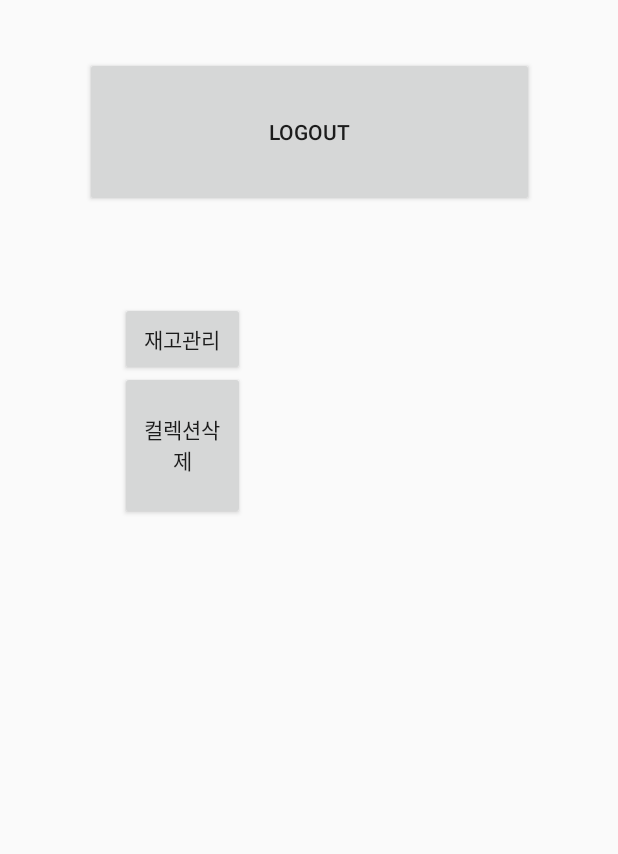
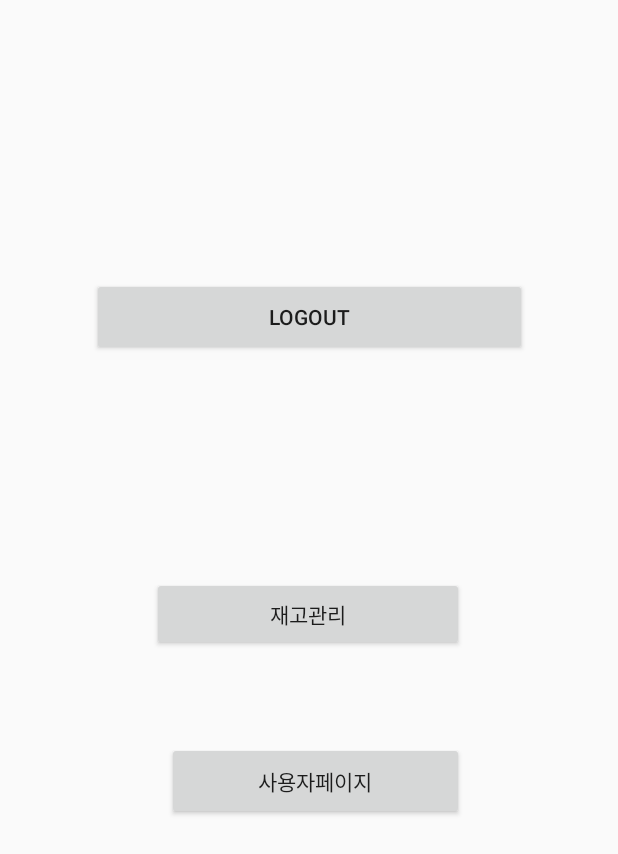
Before and after one commit to 100race/cafeoma, an Android app: the screen it shows after launch once a user with an empty profile is signed in (MainActivity), on a phone screen of 412 x 824 dp. Shown: the top 854 px of the screen. Run offline under Robolectric (Android 15) with nearby library versions, the phone set to English and light mode, and no system bars; our stand-ins replace Firebase (no records; nobody signed in at launch, a user with empty details on screens opened directly); libraries missing offline, so code that uses them is left out: com.facebook; 1 statement that could not run was skipped.

Commit message:
UserPage구현

```diff
--- a/app/src/main/java/com/vespa/baek/cafeoma/main/view/MainActivity.java
+++ b/app/src/main/java/com/vespa/baek/cafeoma/main/view/MainActivity.java
@@ -33,11 +33,7 @@ import com.google.firebase.firestore.DocumentReference;
 import com.google.firebase.firestore.DocumentSnapshot;
 import com.google.firebase.firestore.FieldPath;
 import com.google.firebase.firestore.FirebaseFirestore;
-import com.google.firebase.firestore.Query;
-import com.google.firebase.firestore.QueryDocumentSnapshot;
-import com.google.firebase.firestore.QuerySnapshot;
-import com.google.firebase.firestore.WriteBatch;
-import com.google.firebase.functions.FirebaseFunctions;
+
 import com.vespa.baek.cafeoma.LoginActivity;
 import com.vespa.baek.cafeoma.R;
 import com.vespa.baek.cafeoma.inventory.view.InventoryActivity;
@@ -45,24 +41,23 @@ import com.vespa.baek.cafeoma.main.data.User;
 import com.vespa.baek.cafeoma.main.data.UserModel;
 
 import java.security.MessageDigest;
-import java.util.List;
-import java.util.concurrent.Callable;
-import java.util.concurrent.Executor;
+
 
 public class MainActivity extends AppCompatActivity {
     private static final String TAG = "MainActivity";
 
     private Context mContext;
     private FirebaseAuth mAuth;
-    private Button btn_logout;
-    private Button btn_toInventory;
-    private AlertDialog alert;
-
     private FirebaseFirestore db;
     private UserModel um;
     private String userUid;
     private String userEmail;
 
+    //[View]
+    private Button btn_logout;
+    private Button btn_toInventory;
+    private Button btn_toUserPage;
+    private AlertDialog alert;
 
 
 
@@ -90,6 +85,9 @@ public class MainActivity extends AppCompatActivity {
 
         btn_toInventory = findViewById(R.id.btn_toInventory);
         btn_toInventory.setOnClickListener(view -> onClick(view));
+
+        btn_toUserPage = findViewById(R.id.btn_toUserPage);
+        btn_toUserPage.setOnClickListener(view -> onClick(view));
 
         //[사용자 추가] 기존 사용자인지 확인 필요. 기존사용자면 추가 x)
         FirebaseUser currentUser = mAuth.getCurrentUser();
@@ -180,8 +178,9 @@ public class MainActivity extends AppCompatActivity {
                             }
                         });
                 break;
-            case R.id.btn_delCollection:
-                //삭제구현
+            case R.id.btn_toUserPage:
+                Intent intent = new Intent(getApplicationContext(),UserPageActivity.class);
+                startActivity(intent);
                 break;
 
         }
@@ -249,89 +248,8 @@ public class MainActivity extends AppCompatActivity {
 
     }
 
-    //[START delete_collection]
-    /**
-     * Delete all documents in a collection. Uses an Executor to perform work on a background
-     * thread. This does *not* automatically discover and delete subcollections.
-     */
+    //[유저삭제]
 
-    private Task<Void> deleteCollection(final CollectionReference collection,
-                                        final int batchSize,
-                                        Executor executor) {
 
-        // Perform the delete operation on the provided Executor, which allows us to use
-        // simpler synchronous logic without blocking the main thread.
-        return Tasks.call(executor, new Callable<Void>() {
-            @Override
-            public Void call() throws Exception {
-                // Get the first batch of documents in the collection
-                Query query = collection.orderBy(FieldPath.documentId()).limit(batchSize);
 
-                // Get a list of deleted documents
-                List<DocumentSnapshot> deleted = deleteQueryBatch(query);
-
-                // While the deleted documents in the last batch indicate that there
-                // may still be more documents in the collection, page down to the
-                // next batch and delete again
-                while (deleted.size() >= batchSize) {
-                    // Move the query cursor to start after the last doc in the batch
-                    DocumentSnapshot last = deleted.get(deleted.size() - 1);
-                    query = collection.orderBy(FieldPath.documentId())
-                            .startAfter(last.getId())
-                            .limit(batchSize);
-
-                    deleted = deleteQueryBatch(query);
-                }
-
-                return null;
-            }
-        });
-
-    }
-
-    /**
-     * Delete all results from a query in a single WriteBatch. Must be run on a worker thread
-     * to avoid blocking/crashing the main thread.
-     */
-    @WorkerThread
-    private List<DocumentSnapshot> deleteQueryBatch(final Query query) throws Exception {
-        QuerySnapshot querySnapshot = Tasks.await(query.get());
-
-        WriteBatch batch = query.getFirestore().batch();
-        for (QueryDocumentSnapshot snapshot : querySnapshot) {
-            batch.delete(snapshot.getReference());
-        }
-        Tasks.await(batch.commit());
-
-        return querySnapshot.getDocuments();
-    }
-    // [END delete_collection]
-
-    //트랜잭션실행
-//    public void writeBatch() {
-//        // [START write_batch]
-//        // Get a new write batch
-//        WriteBatch batch = db.batch();
-//
-//        // Set the value of 'NYC'
-//        DocumentReference nycRef = db.collection("cities").document("NYC");
-//        batch.set(nycRef, new City());
-//
-//        // Update the population of 'SF'
-//        DocumentReference sfRef = db.collection("cities").document("SF");
-//        batch.update(sfRef, "population", 1000000L);
-//
-//        // Delete the city 'LA'
-//        DocumentReference laRef = db.collection("cities").document("LA");
-//        batch.delete(laRef);
-//
-//        // Commit the batch
-//        batch.commit().addOnCompleteListener(new OnCompleteListener<Void>() {
-//            @Override
-//            public void onComplete(@NonNull Task<Void> task) {
-//                // ...
-//            }
-//        });
-        // [END write_batch]
-//    }
 }
--- a/app/src/main/res/layout/activity_main.xml
+++ b/app/src/main/res/layout/activity_main.xml
@@ -8,36 +8,38 @@
 
     <Button
         android:id="@+id/btn_logout"
-        android:layout_width="299dp"
-        android:layout_height="0dp"
+        android:layout_width="290dp"
+        android:layout_height="52dp"
         android:layout_marginBottom="109dp"
         android:layout_marginTop="38dp"
         android:text="logout"
-        app:layout_constraintBottom_toTopOf="@+id/btn_delCollection"
+        app:layout_constraintBottom_toTopOf="@+id/btn_toUserPage"
         app:layout_constraintEnd_toEndOf="parent"
         app:layout_constraintStart_toStartOf="parent"
         app:layout_constraintTop_toTopOf="parent" />
 
     <Button
         android:id="@+id/btn_toInventory"
-        android:layout_width="83dp"
+        android:layout_width="208dp"
         android:layout_height="49dp"
-        android:layout_marginBottom="510dp"
+        android:layout_marginBottom="350dp"
         android:text="재고관리"
         app:layout_constraintBottom_toBottomOf="parent"
         app:layout_constraintEnd_toEndOf="parent"
-        app:layout_constraintHorizontal_bias="0.243"
+        app:layout_constraintHorizontal_bias="0.497"
         app:layout_constraintStart_toStartOf="parent"
-        app:layout_constraintTop_toBottomOf="@+id/btn_logout" />
+        app:layout_constraintTop_toBottomOf="@+id/btn_logout"
+        app:layout_constraintVertical_bias="0.787" />
 
     <Button
-        android:id="@+id/btn_delCollection"
-        android:layout_width="0dp"
-        android:layout_height="0dp"
-        android:layout_marginBottom="477dp"
-        android:text="컬렉션삭제"
+        android:id="@+id/btn_toUserPage"
+        android:layout_width="198dp"
+        android:layout_height="52dp"
+        android:layout_marginBottom="130dp"
+        android:text="사용자페이지"
         app:layout_constraintBottom_toBottomOf="parent"
         app:layout_constraintEnd_toEndOf="@+id/btn_toInventory"
+        app:layout_constraintHorizontal_bias="1.0"
         app:layout_constraintStart_toStartOf="@+id/btn_toInventory"
         app:layout_constraintTop_toBottomOf="@+id/btn_logout" />
 
```
Also changed, not shown: app/src/main/AndroidManifest.xml (+5 -4 lines), app/src/main/java/com/vespa/baek/cafeoma/main/data/UserModel.java (+12 -0 lines), app/src/main/java/com/vespa/baek/cafeoma/main/view/UserPageActivity.java (added, +248 -0 lines), app/src/main/res/layout/activity_user_page.xml (added, +85 -0 lines).
